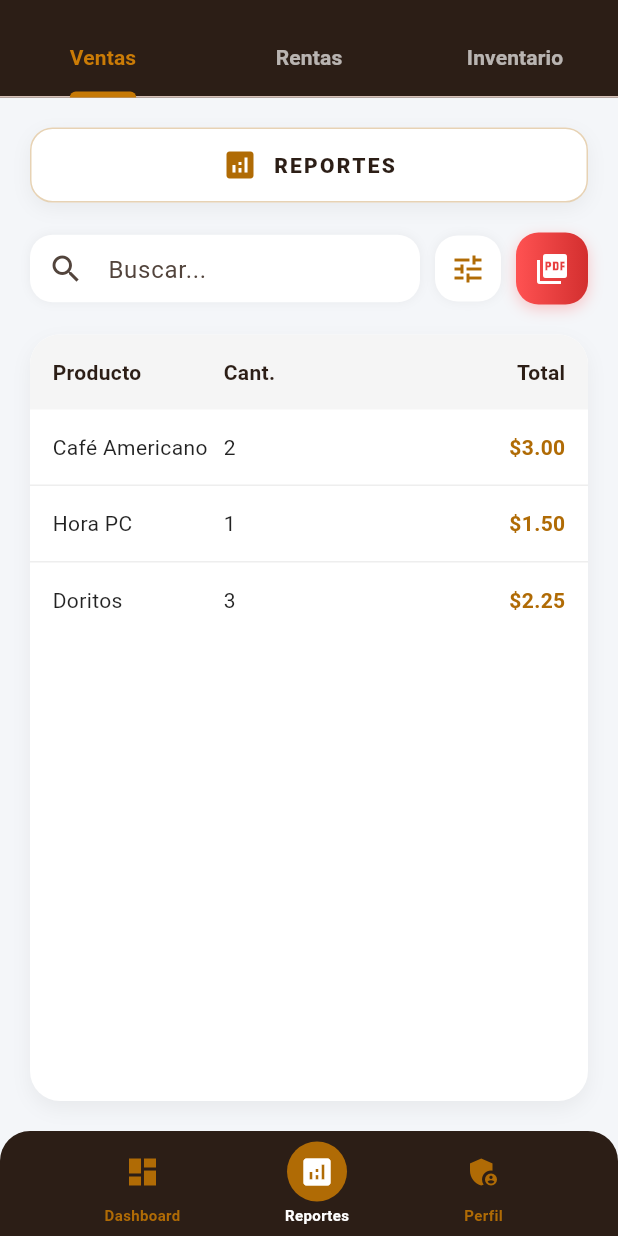
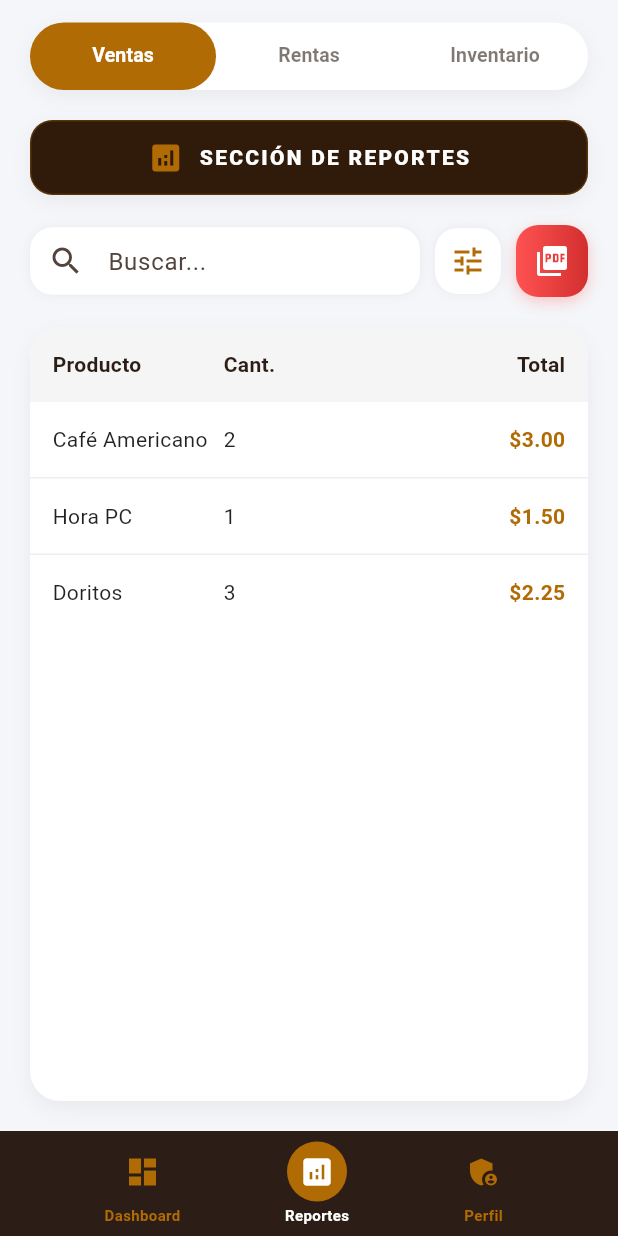
Before and after one commit to CyberCafe-System/cybercafe-app-mobile, a Flutter app: the screen it shows after launch, item 2 of the bottom bar chosen, on a phone screen of 412 x 824 dp. Run offline on Flutter 3.47's test engine with Material 3 defaults, Android fonts, the phone set to English and light mode, and no system bars; our stand-ins replace lottie.

Commit message:
Mejora de Interfaces Moviles

```diff
--- a/lib/main.dart
+++ b/lib/main.dart
@@ -1,5 +1,5 @@
 import 'package:flutter/material.dart';
-import 'screens/admin/admin_main_screen.dart'; // Importamos el contenedor principal
+import 'screens/admin/admin_main_screen.dart';
 
 void main() {
   runApp(const CoffeeLanApp());
--- a/lib/screens/admin/admin_main_screen.dart
+++ b/lib/screens/admin/admin_main_screen.dart
@@ -23,9 +23,15 @@ class _AdminMainScreenState extends State<AdminMainScreen> {
   Widget build(BuildContext context) {
     return Scaffold(
       backgroundColor: const Color(0xFFF4F6F9),
+      resizeToAvoidBottomInset:
+          false, // Evita errores visuales si se abre el teclado
       body: _pantallas[_pantallaActiva],
 
+      // Envolvemos el menú en un SafeArea con fondo oscuro
       bottomNavigationBar: Container(
+        color: const Color(0xFF2C1E16),
+        child: SafeArea(
+          child: Container(
             height: 70,
             decoration: const BoxDecoration(
               color: Color(0xFF2C1E16),
@@ -41,6 +47,8 @@ class _AdminMainScreenState extends State<AdminMainScreen> {
                 _buildBottomNavIcon(Icons.analytics, "Reportes", 1),
                 _buildBottomNavIcon(Icons.admin_panel_settings, "Perfil", 2),
               ],
+            ),
+          ),
         ),
       ),
     );
--- a/lib/screens/admin/admin_reportes_tab.dart
+++ b/lib/screens/admin/admin_reportes_tab.dart
@@ -9,42 +9,63 @@ class AdminReportesTab extends StatelessWidget {
       length: 3,
       child: Column(
         children: [
-          // Cabecera oscura con los Tabs
+          // Área superior
           Container(
-            color: const Color(0xFF2C1E16),
+            color: const Color(0xFFF4F6F9),
             child: SafeArea(
               bottom: false,
               child: Column(
                 children: [
                   const SizedBox(height: 15),
-                  TabBar(
-                    indicatorColor: const Color.fromARGB(255, 198, 121, 6),
-                    indicatorWeight: 4,
-                    labelColor: const Color.fromARGB(255, 202, 123, 6),
-                    unselectedLabelColor: const Color.fromARGB(
-                      170,
-                      255,
-                      255,
-                      255,
+
+                  // MENÚ CIRCULAR
+                  Container(
+                    margin: const EdgeInsets.symmetric(horizontal: 20),
+                    height: 45,
+                    decoration: BoxDecoration(
+                      color: Colors.white,
+                      borderRadius: BorderRadius.circular(30),
+                      boxShadow: [
+                        BoxShadow(
+                          color: Colors.black.withOpacity(0.05),
+                          blurRadius: 10,
+                          offset: const Offset(0, 4),
+                        ),
+                      ],
                     ),
-                    labelStyle: const TextStyle(fontWeight: FontWeight.bold),
-                    tabs: const [
-                      Tab(text: 'Ventas'),
-                      Tab(text: 'Rentas'),
-                      Tab(text: 'Inventario'),
-                    ],
+                    child: TabBar(
+                      indicatorSize: TabBarIndicatorSize.tab,
+                      dividerColor: Colors.transparent,
+                      indicator: BoxDecoration(
+                        color: const Color(0xFFB06B05),
+                        borderRadius: BorderRadius.circular(30),
+                      ),
+                      labelColor: Colors.white,
+                      unselectedLabelColor: const Color(
+                        0xFF2C1E16,
+                      ).withOpacity(0.6),
+                      labelStyle: const TextStyle(
+                        fontWeight: FontWeight.bold,
+                        fontSize: 13,
+                      ),
+                      tabs: const [
+                        Tab(text: 'Ventas'),
+                        Tab(text: 'Rentas'),
+                        Tab(text: 'Inventario'),
+                      ],
+                    ),
                   ),
                 ],
               ),
             ),
           ),
 
-          // NUEVO: Etiqueta indicadora de pantalla actual
+          // Etiqueta indicadora de pantalla actual
           Container(
             margin: const EdgeInsets.only(top: 20, left: 20, right: 20),
             padding: const EdgeInsets.symmetric(vertical: 12),
             decoration: BoxDecoration(
-              color: Colors.white,
+              color: const Color.fromARGB(255, 48, 27, 10),
               borderRadius: BorderRadius.circular(15),
               border: Border.all(
                 color: const Color(0xFFB06B05).withOpacity(0.3),
@@ -63,10 +84,10 @@ class AdminReportesTab extends StatelessWidget {
                 Icon(Icons.analytics, color: Color(0xFFB06B05)),
                 SizedBox(width: 10),
                 Text(
-                  'REPORTES',
+                  'SECCIÓN DE REPORTES',
                   style: TextStyle(
                     fontWeight: FontWeight.w900,
-                    color: Color(0xFF2C1E16),
+                    color: Color.fromARGB(255, 254, 254, 254),
                     letterSpacing: 1.5,
                   ),
                 ),
```
Also changed, not shown: lib/screens/asistente/dashboard_screen.dart (+32 -32 lines), lib/screens/asistente/historial_revisiones_screen.dart (added, +202 -0 lines), lib/screens/asistente/inspeccion_screen.dart (+49 -4 lines), lib/screens/asistente/perfil_screen.dart (+3 -10 lines). Lines whose indentation alone changed are shown as unchanged.
